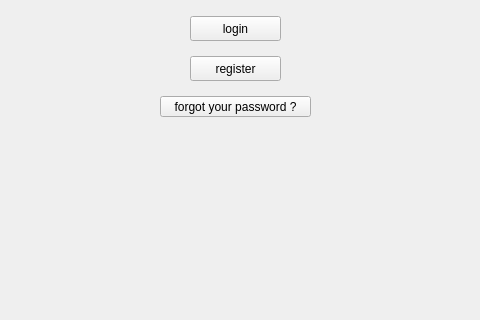
midou5098/hospital-remake, file hospital/mainwindow.ui: the form before one commit; both pictures show x 369 to 849 and y 284 to 604 of the 1161 by 604 pixel window.
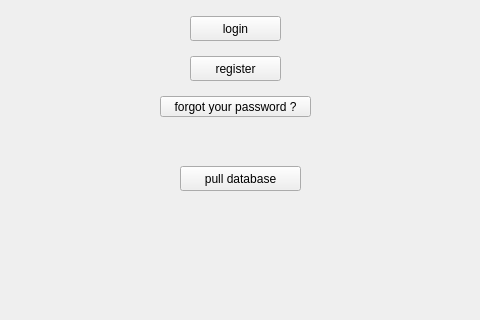
The form after the commit.

Diff of the .ui file:
```diff
--- a/hospital/mainwindow.ui
+++ b/hospital/mainwindow.ui
@@ -151,6 +151,19 @@
        <string/>
       </property>
      </widget>
+     <widget class="QPushButton" name="pull_database">
+      <property name="geometry">
+       <rect>
+        <x>550</x>
+        <y>450</y>
+        <width>121</width>
+        <height>25</height>
+       </rect>
+      </property>
+      <property name="text">
+       <string>pull database</string>
+      </property>
+     </widget>
     </widget>
     <widget class="QWidget" name="registr">
      <widget class="QPushButton" name="regist_but">
```
Left out of the diff: 17 changed lines with no effect on the pictures.
